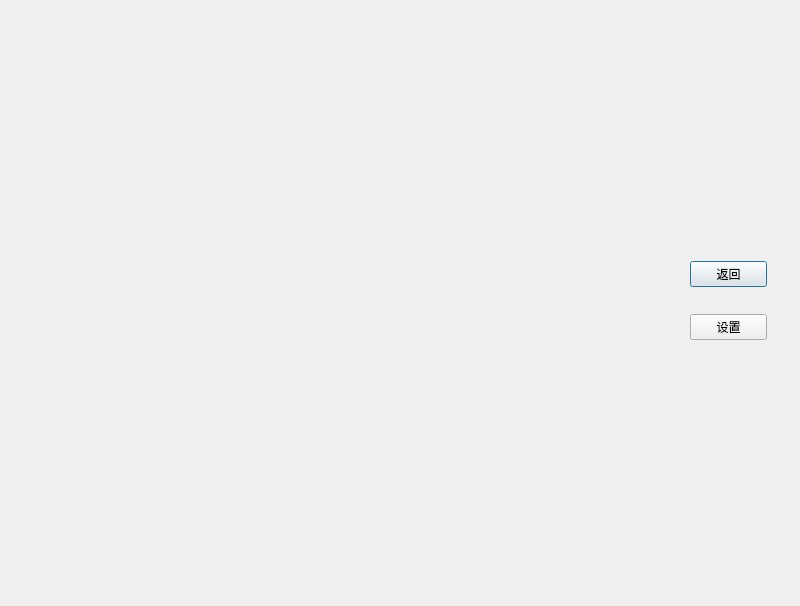
Old version of the form Project1/gobangwindow/gobangwindow.ui in the repository wenliangx/Projects-on-Class-in-BIT.
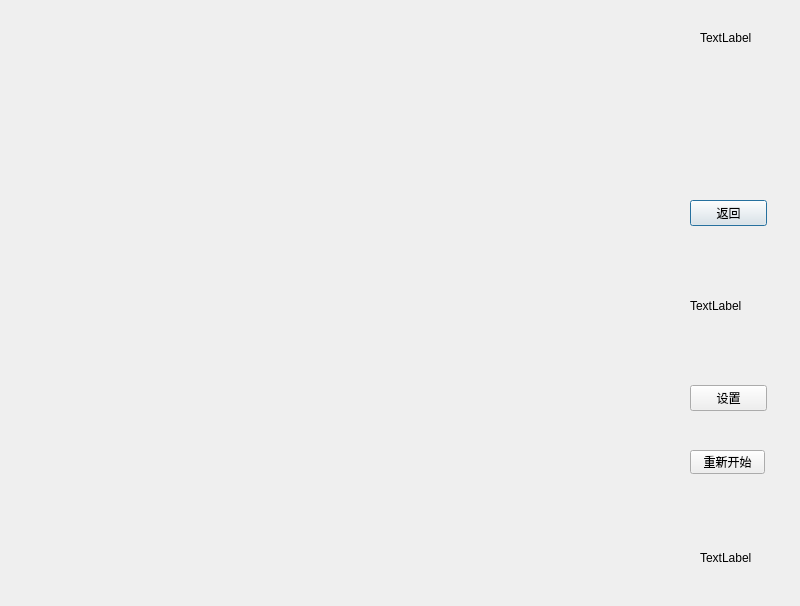
New version of the form.

What changed in the file:
```diff
--- a/Project1/gobangwindow/gobangwindow.ui
+++ b/Project1/gobangwindow/gobangwindow.ui
@@ -17,9 +17,9 @@
    <property name="geometry">
     <rect>
      <x>690</x>
-     <y>240</y>
+     <y>200</y>
      <width>77</width>
-     <height>121</height>
+     <height>211</height>
     </rect>
    </property>
    <layout class="QVBoxLayout" name="verticalLayout_2">
@@ -30,6 +30,13 @@
       </property>
      </widget>
     </item>
+    <item>
+     <widget class="QLabel" name="labelDraw">
+      <property name="text">
+       <string>TextLabel</string>
+      </property>
+     </widget>
+    </item>
     <item>
      <widget class="QPushButton" name="ButtonGobangToSetting">
       <property name="text">
@@ -39,6 +46,45 @@
     </item>
    </layout>
   </widget>
+  <widget class="QLabel" name="labelPlayer2">
+   <property name="geometry">
+    <rect>
+     <x>700</x>
+     <y>30</y>
+     <width>54</width>
+     <height>16</height>
+    </rect>
+   </property>
+   <property name="text">
+    <string>TextLabel</string>
+   </property>
+  </widget>
+  <widget class="QLabel" name="labelPlayer1">
+   <property name="geometry">
+    <rect>
+     <x>700</x>
+     <y>550</y>
+     <width>54</width>
+     <height>16</height>
+    </rect>
+   </property>
+   <property name="text">
+    <string>TextLabel</string>
+   </property>
+  </widget>
+  <widget class="QPushButton" name="pushButtonRestart">
+   <property name="geometry">
+    <rect>
+     <x>690</x>
+     <y>450</y>
+     <width>75</width>
+     <height>24</height>
+    </rect>
+   </property>
+   <property name="text">
+    <string>重新开始</string>
+   </property>
+  </widget>
  </widget>
  <resources/>
  <connections/>
```
